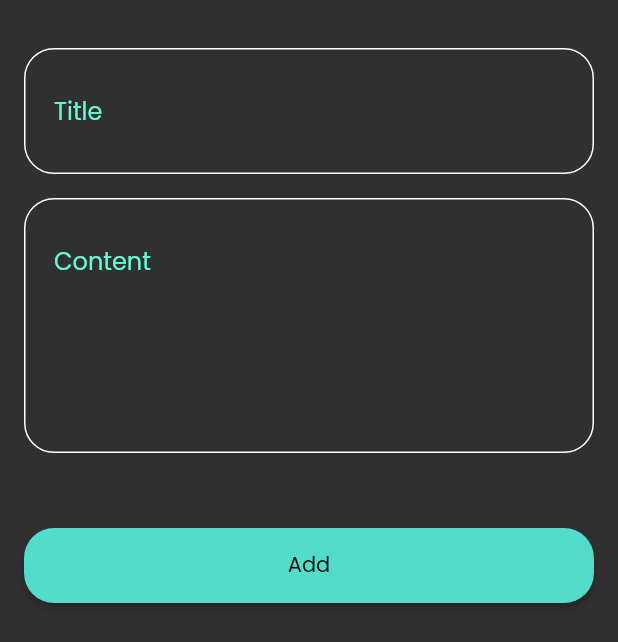
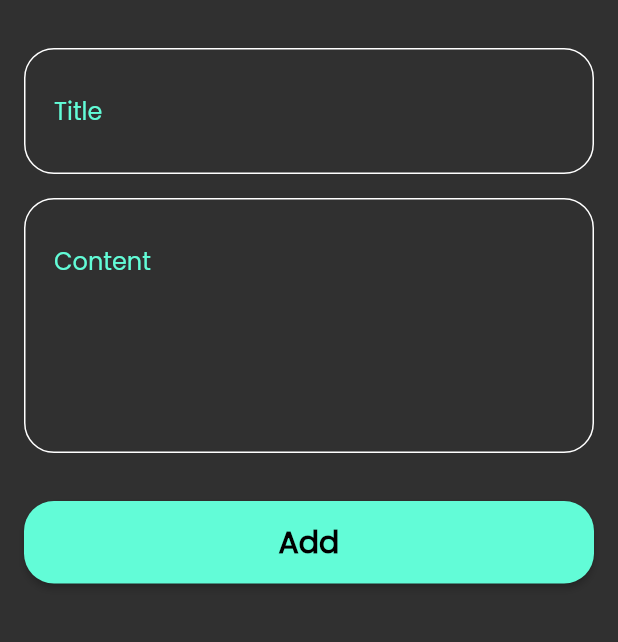
Before and after one commit to AYHM13x/notes_app, a Flutter app: the AddNoteSheet widget shown alone on an empty page, opened directly, on a phone screen of 412 x 824 dp. Shown: the top 642 px of the screen. Run offline on Flutter 3.47's test engine with Material 2 defaults, Android fonts, the phone set to English and light mode, and no system bars; our stand-ins replace font_awesome_flutter.

Commit message:
finish add button

```diff
--- a/lib/custom_widgets/add_note_bottom_sheet.dart
+++ b/lib/custom_widgets/add_note_bottom_sheet.dart
@@ -1,4 +1,5 @@
 import 'package:flutter/material.dart';
+import 'package:notes_app/custom_widgets/custom_button.dart';
 import 'package:notes_app/custom_widgets/custom_text_field.dart';
 
 class AddNoteSheet extends StatelessWidget {
@@ -10,6 +11,7 @@ class AddNoteSheet extends StatelessWidget {
   Widget build(BuildContext context) {
     return Padding(
       padding: const EdgeInsets.symmetric(horizontal: 16),
+      child: SingleChildScrollView(
         child: Column(
           children: [
             const SizedBox(
@@ -26,26 +28,14 @@ class AddNoteSheet extends StatelessWidget {
               maxLines: 5,
             ),
             const SizedBox(
-            height: 50,
+              height: 32,
             ),
-          Container(
-            width: double.maxFinite,
-            height: 50,
-            child: ElevatedButton(
-              onPressed: () {},
-              style: ElevatedButton.styleFrom(
-                  backgroundColor: const Color(0xff53DCC9),
-                  shape: RoundedRectangleBorder(
-                      borderRadius: BorderRadius.circular(20))),
-              child: const Text(
-                "Add",
-                style: TextStyle(
-                  color: Colors.black,
+            const CustomButton(),
+            const SizedBox(
+              height: 16,
             ),
+          ],
         ),
-            ),
-          )
-        ],
       ),
     );
   }
--- /dev/null
+++ b/lib/custom_widgets/custom_button.dart
@@ -0,0 +1,31 @@
+import 'package:flutter/material.dart';
+import 'package:notes_app/constants.dart';
+
+class CustomButton extends StatelessWidget {
+  const CustomButton({
+    super.key,
+  });
+
+  @override
+  Widget build(BuildContext context) {
+    return Container(
+      width: MediaQuery.of(context).size.width,
+      height: 55,
+      child: ElevatedButton(
+        onPressed: () {},
+        style: ElevatedButton.styleFrom(
+            backgroundColor: kPrimaryColor,
+            shape: RoundedRectangleBorder(
+                borderRadius: BorderRadius.circular(20))),
+        child: const Text(
+          "Add",
+          style: TextStyle(
+            color: Colors.black,
+            fontWeight: FontWeight.bold,
+            fontSize: 20,
+          ),
+        ),
+      ),
+    );
+  }
+}
```
Lines whose indentation alone changed are shown as unchanged.
